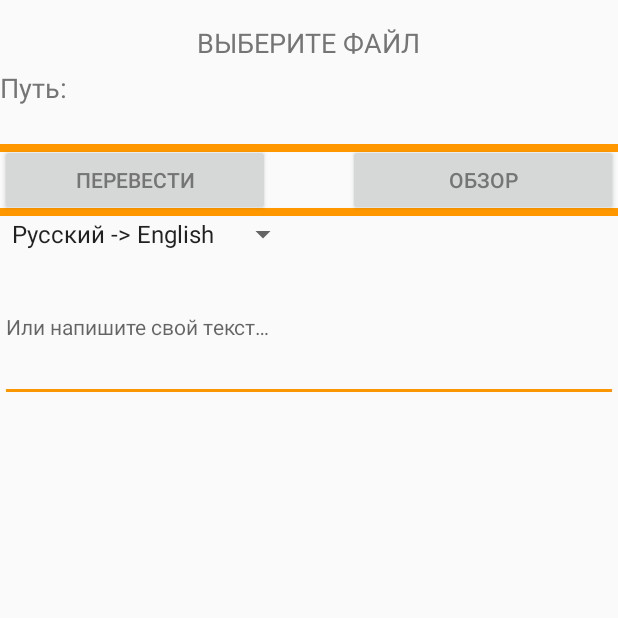
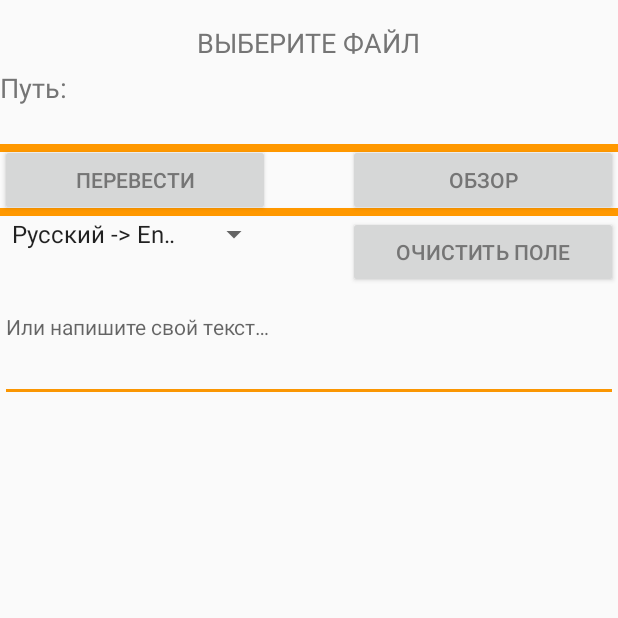
Before and after one commit to theblaizen/JTranslate, an Android app: the screen it shows after launch (MainActivity), on a phone screen of 412 x 824 dp, the top half of it. Run offline under Robolectric (Android 15) with nearby library versions, the phone set to English and light mode, and no system bars.

Commit message:
May 17 UI -> Main

```diff
--- a/app/src/main/java/ua/blaizenex/jtranslate/MainActivity.java
+++ b/app/src/main/java/ua/blaizenex/jtranslate/MainActivity.java
@@ -6,6 +6,8 @@ import android.os.Bundle;
 import android.view.View;
 import android.widget.AdapterView;
 import android.widget.ArrayAdapter;
+import android.widget.Button;
+import android.widget.EditText;
 import android.widget.Spinner;
 
 public class MainActivity extends Activity implements AdapterView.OnItemSelectedListener {
@@ -15,15 +17,27 @@ public class MainActivity extends Activity implements AdapterView.OnItemSelected
         super.onCreate(savedInstanceState);
         setContentView(R.layout.activity_main);
 
+        final EditText edHandle_input = (EditText)findViewById(R.id.edHandle_input);
+
+        //Button clear text area block
+            Button btnClearTextArea = (Button)findViewById(R.id.btnClearTextArea);
+            btnClearTextArea.setOnClickListener(new View.OnClickListener() {
+                @Override
+                public void onClick(View v) {
+                    edHandle_input.setText("");
+                }
+            });
+        //Button clear text area block <END>
+
+        //Spinner block
             Spinner spinner = (Spinner) findViewById(R.id.spinner);
             spinner.setOnItemSelectedListener(this);
-// Create an ArrayAdapter using the string array and a default spinner layout
+
             ArrayAdapter<CharSequence> adapter = ArrayAdapter.createFromResource(this,
                     R.array.translate_array, android.R.layout.simple_spinner_item);
-// Specify the layout to use when the list of choices appears
             adapter.setDropDownViewResource(android.R.layout.simple_spinner_dropdown_item);
-// Apply the adapter to the spinner
             spinner.setAdapter(adapter);
+        //Spinner block <END>
     }
 
     @Override
--- a/app/src/main/res/layout/activity_main.xml
+++ b/app/src/main/res/layout/activity_main.xml
@@ -109,8 +109,23 @@
         android:layout_width="wrap_content"
         android:layout_height="wrap_content"
         android:id="@+id/spinner"
-        android:layout_below="@+id/linearLayout2"
+        android:layout_below="@+id/btnViewTXT"
         android:layout_alignParentLeft="true"
-        android:layout_alignParentStart="true" />
+        android:layout_alignParentStart="true"
+        android:layout_alignRight="@+id/btnTranslate"
+        android:layout_alignEnd="@+id/btnTranslate" />
+
+    <Button
+        style="?android:attr/buttonStyleSmall"
+        android:layout_width="wrap_content"
+        android:layout_height="wrap_content"
+        android:text="@string/clear"
+        android:id="@+id/btnClearTextArea"
+        android:layout_below="@+id/btnViewTXT"
+        android:layout_alignParentRight="true"
+        android:layout_alignParentEnd="true"
+        android:layout_alignLeft="@+id/btnViewTXT"
+        android:layout_alignStart="@+id/btnViewTXT"
+        android:textColor="#757575" />
 
 </RelativeLayout>
--- a/app/src/main/res/values/strings.xml
+++ b/app/src/main/res/values/strings.xml
@@ -4,6 +4,7 @@
     <string name="view">Обзор</string>
     <string name="translate">Перевести</string>
     <string name="info_top">ВЫБЕРИТЕ ФАЙЛ</string>
+    <string name="clear">Очистить поле</string>
     <string name="info_bottom">Или напишите свой текст&#8230;</string>
     <string-array name="translate_array">
         <item>Русский -> English</item>
```
Lines whose indentation alone changed are shown as unchanged.
